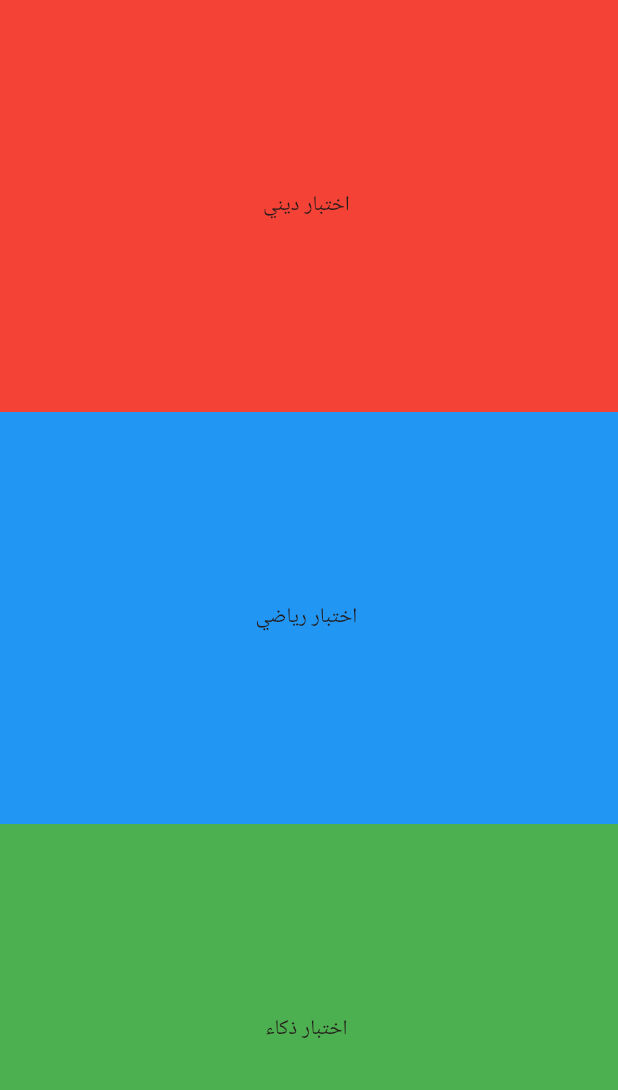
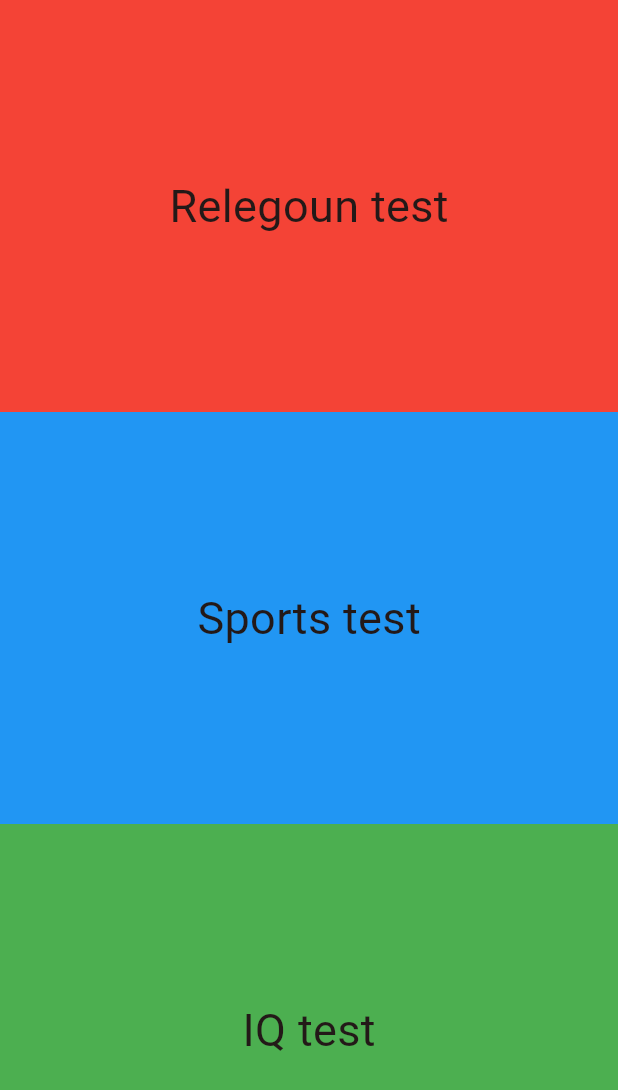
Before and after one commit to MohamedElfalaky/ewa2Quizapp, a Flutter app: the CategoryScreen screen opened directly, on a phone screen of 412 x 824 dp. Shown: the top 1090 px of the screen. Run offline on Flutter 3.47's test engine with Material 3 defaults, Android fonts, the phone set to English and light mode, and no system bars; our stand-ins replace fluttertoast.

Commit message:
finish quiz app UI

```diff
--- a/lib/main.dart
+++ b/lib/main.dart
@@ -1,6 +1,9 @@
 import 'package:ewa_camp2_quizz_app/screens/category_screen.dart';
 import 'package:ewa_camp2_quizz_app/screens/login_screen.dart';
+import 'package:ewa_camp2_quizz_app/screens/questions_screen.dart';
+import 'package:ewa_camp2_quizz_app/screens/score_screen.dart';
 import 'package:ewa_camp2_quizz_app/screens/start_screen.dart';
+import 'package:ewa_camp2_quizz_app/screens/test.dart';
 import 'package:flutter/material.dart';
 import 'package:fluttertoast/fluttertoast.dart';
 
--- a/lib/screens/category_screen.dart
+++ b/lib/screens/category_screen.dart
@@ -1,13 +1,32 @@
+import 'package:ewa_camp2_quizz_app/screens/questions_screen.dart';
 import 'package:flutter/material.dart';
+import 'package:flutter/widgets.dart';
 
 class CategoryScreen extends StatelessWidget {
   const CategoryScreen({super.key});
 
-  Widget categoryContainer({required Color color, required String text}) {
+  Widget categoryContainer(
+      {required Color color,
+      required String text,
+      required BuildContext context}) {
     return Expanded(
-      child: Container(
-        color: color,
-        child: Center(child: Text(text)),
+      child: InkWell(
+        onTap: () {
+          Navigator.push(
+            context,
+            MaterialPageRoute<void>(
+              builder: (BuildContext context) => const QuestionsScreen(),
+            ),
+          );
+        },
+        child: Container(
+          color: color,
+          child: Center(
+              child: Text(
+            text,
+            style: TextStyle(fontSize: 30),
+          )),
+        ),
       ),
     );
   }
@@ -18,9 +37,12 @@ class CategoryScreen extends StatelessWidget {
       body: Column(
         // mainAxisAlignment: MainAxisAlignment.spaceAround,
         children: [
-          categoryContainer(color: Colors.red, text: "اختبار ديني "),
-          categoryContainer(color: Colors.blue, text: "اختبار رياضي "),
-          categoryContainer(color: Colors.green, text: "اختبار ذكاء "),
+          categoryContainer(
+              color: Colors.red, text: "Relegoun test", context: context),
+          categoryContainer(
+              color: Colors.blue, text: "Sports test", context: context),
+          categoryContainer(
+              color: Colors.green, text: "IQ test", context: context),
         ],
       ),
     );
```
Also changed, not shown: lib/screens/questions_screen.dart (added, +64 -0 lines), lib/screens/score_screen.dart (added, +55 -0 lines), lib/screens/test.dart (added, +60 -0 lines), images/manImage.png (added).
